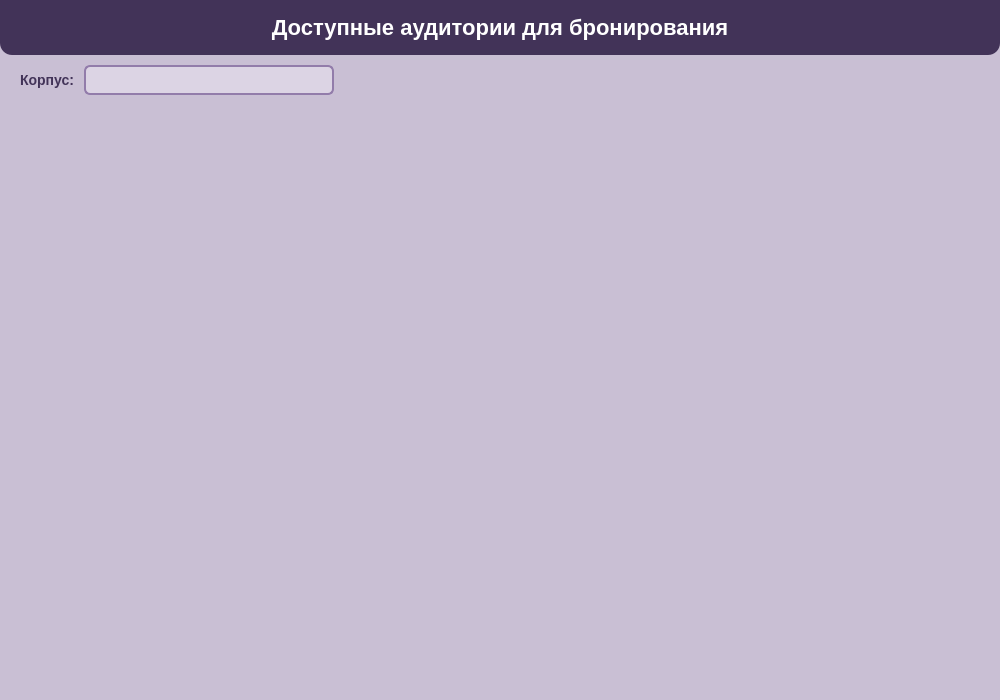
Before: the Qt Designer form frontend/client/ui/rooms/room_list_window.ui in cgsgag2/RoomSched, drawn with Qt 5.
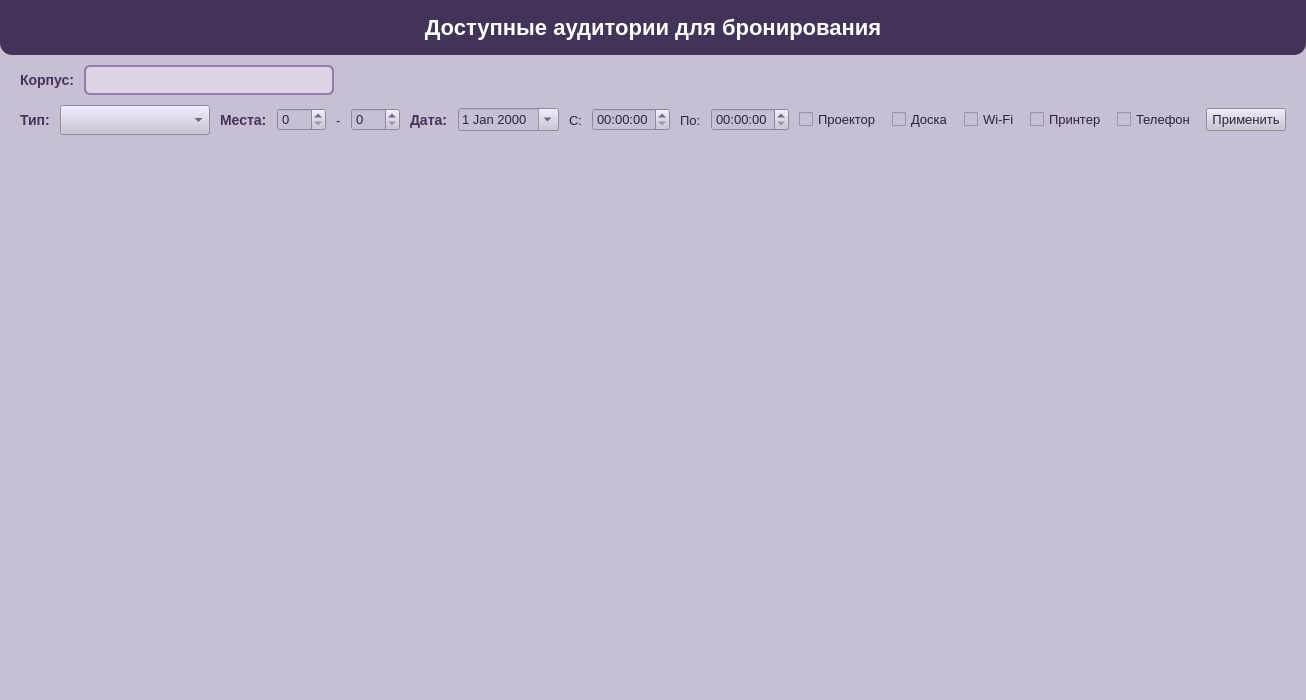
After: the same form once the commit is applied.

Commit message: Commit by Varvara Lakhnova. Add filter

The edit to the form file:
```diff
--- a/frontend/client/ui/rooms/room_list_window.ui
+++ b/frontend/client/ui/rooms/room_list_window.ui
@@ -159,8 +159,154 @@
                         </spacer>
                     </item>
                 </layout>
-            </item>
-            <item>
+              </item>
+              <item>
+                <layout class="QHBoxLayout" name="advancedFilterLayout">
+                  <property name="leftMargin">
+                    <number>20</number>
+                  </property>
+                  <property name="rightMargin">
+                    <number>20</number>
+                  </property>
+                  <item>
+                    <widget class="QLabel" name="typeLabel">
+                      <property name="text">
+                        <string>Тип:</string>
+                      </property>
+                      <property name="styleSheet">
+                        <string>font-weight: 600; color: #423358; font-size: 14px;</string>
+                      </property>
+                    </widget>
+                  </item>
+                  <item>
+                    <widget class="QComboBox" name="typeCombo">
+                      <property name="minimumSize">
+                        <size>
+                          <width>150</width>
+                          <height>30</height>
+                        </size>
+                      </property>
+                    </widget>
+                  </item>
+                  <item>
+                    <widget class="QLabel" name="capacityLabel">
+                      <property name="text">
+                        <string>Места:</string>
+                      </property>
+                      <property name="styleSheet">
+                        <string>font-weight: 600; color: #423358; font-size: 14px;</string>
+                      </property>
+                    </widget>
+                  </item>
+                  <item>
+                    <widget class="QSpinBox" name="capacityMinSpin">
+                      <property name="minimum">
+                        <number>0</number>
+                      </property>
+                      <property name="maximum">
+                        <number>500</number>
+                      </property>
+                    </widget>
+                  </item>
+                  <item>
+                    <widget class="QLabel" name="capacityDashLabel">
+                      <property name="text">
+                        <string>-</string>
+                      </property>
+                    </widget>
+                  </item>
+                  <item>
+                    <widget class="QSpinBox" name="capacityMaxSpin">
+                      <property name="minimum">
+                        <number>0</number>
+                      </property>
+                      <property name="maximum">
+                        <number>500</number>
+                      </property>
+                    </widget>
+                  </item>
+                  <item>
+                    <widget class="QLabel" name="dateLabel">
+                      <property name="text">
+                        <string>Дата:</string>
+                      </property>
+                      <property name="styleSheet">
+                        <string>font-weight: 600; color: #423358; font-size: 14px;</string>
+                      </property>
+                    </widget>
+                  </item>
+                  <item>
+                    <widget class="QDateEdit" name="dateFilter">
+                      <property name="calendarPopup">
+                        <bool>true</bool>
+                      </property>
+                    </widget>
+                  </item>
+                  <item>
+                    <widget class="QLabel" name="timeFromLabel">
+                      <property name="text">
+                        <string>С:</string>
+                      </property>
+                    </widget>
+                  </item>
+                  <item>
+                    <widget class="QTimeEdit" name="startTimeFilter"/>
+                  </item>
+                  <item>
+                    <widget class="QLabel" name="timeToLabel">
+                      <property name="text">
+                        <string>По:</string>
+                      </property>
+                    </widget>
+                  </item>
+                  <item>
+                    <widget class="QTimeEdit" name="endTimeFilter"/>
+                  </item>
+                  <item>
+                    <widget class="QCheckBox" name="projectorCheck">
+                      <property name="text">
+                        <string>Проектор</string>
+                      </property>
+                    </widget>
+                  </item>
+                  <item>
+                    <widget class="QCheckBox" name="whiteboardCheck">
+                      <property name="text">
+                        <string>Доска</string>
+                      </property>
+                    </widget>
+                  </item>
+                  <item>
+                    <widget class="QCheckBox" name="wifiCheck">
+                      <property name="text">
+                        <string>Wi-Fi</string>
+                      </property>
+                    </widget>
+                  </item>
+                  <item>
+                    <widget class="QCheckBox" name="printersCheck">
+                      <property name="text">
+                        <string>Принтер</string>
+                      </property>
+                    </widget>
+                  </item>
+                  <item>
+                    <widget class="QCheckBox" name="phoneCheck">
+                      <property name="text">
+                        <string>Телефон</string>
+                      </property>
+                    </widget>
+                  </item>
+                  <item>
+                    <widget class="QPushButton" name="applyFiltersButton">
+                      <property name="text">
+                        <string>Применить</string>
+                      </property>
+                    </widget>
+                  </item>
+                </layout>
+              </item>
+              <item>
                 <widget class="QScrollArea" name="scrollArea">
                     <property name="widgetResizable">
                         <bool>true</bool>
```
The commit also changes 13 other files.
